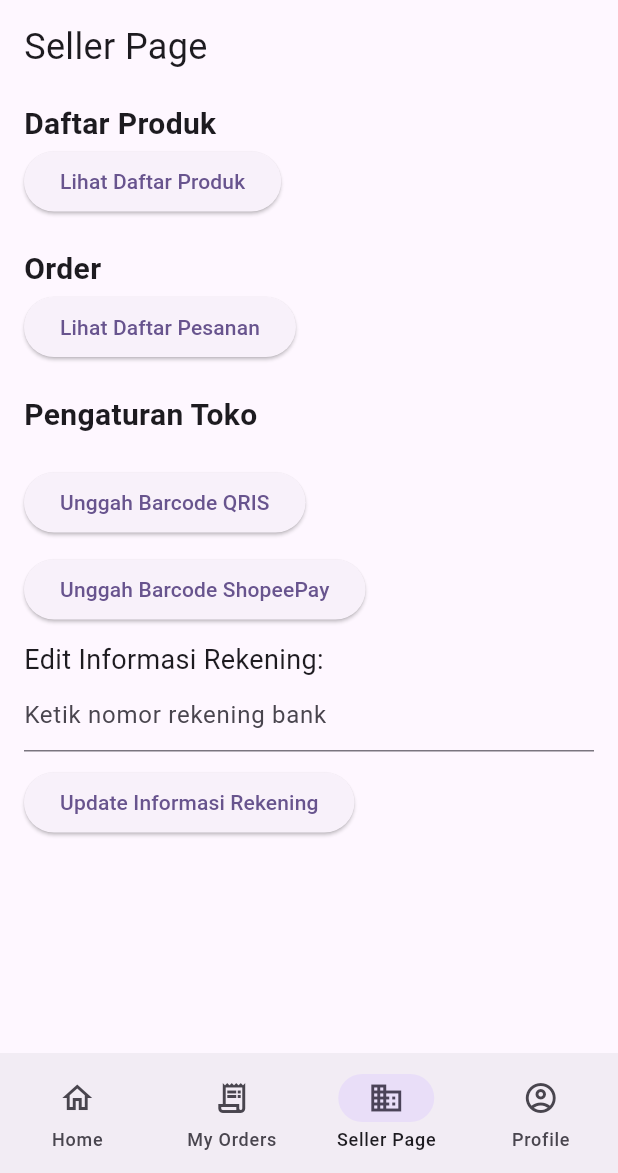
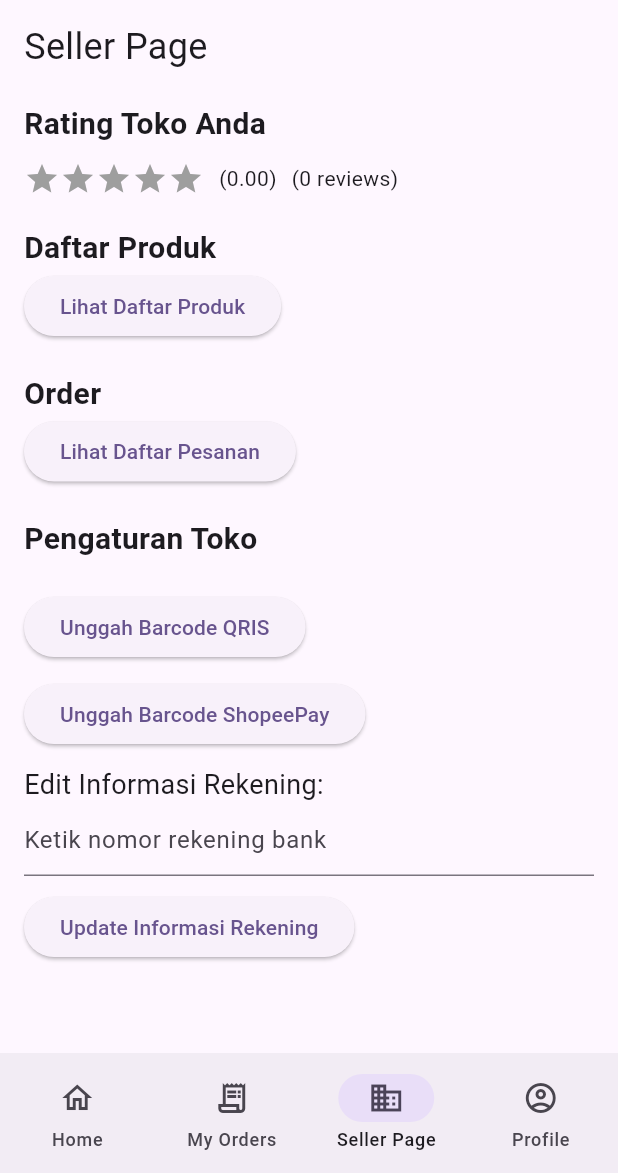
Before and after one commit to hanifnibras/bakul_payu, a Flutter app: the SellerPage screen opened directly, on a phone screen of 412 x 824 dp, the part 63-1236 px from its top. Run offline on Flutter 3.47's test engine with Material 3 defaults, Android fonts, the light colour scheme and no system bars; our stand-ins replace cloud_firestore, firebase_auth, firebase_core, firebase_storage, image_picker; accounts and stored records are empty; network calls fail.

```diff
--- a/lib/create_account.dart
+++ b/lib/create_account.dart
@@ -69,7 +69,8 @@ class _RegisterPageState extends State<RegisterPage> {
         'shopeeLink': '',
         'rekening': '',
         'rating': 0,
-        'reviewCount': 0
+        'reviewCount': 0,
+        'storeSuspension': 'clear'
       });
       showDialog(
         context: context,
--- a/lib/seller_page.dart
+++ b/lib/seller_page.dart
@@ -238,6 +238,62 @@ class _SellerPageState extends State<SellerPage> {
             const SizedBox(
               height: 20,
             ),
+            StreamBuilder(
+              stream: FirebaseFirestore.instance
+                  .collection('users')
+                  .doc(uid)
+                  .snapshots(),
+              builder: (BuildContext context,
+                  AsyncSnapshot<DocumentSnapshot<Map<String, dynamic>>>
+                      sellerSnapshot) {
+                if (!sellerSnapshot.hasData || !sellerSnapshot.data!.exists) {
+                  return const Center(
+                    child: Text('Rating information not available'),
+                  );
+                }
+                final Map<String, dynamic> sellerData =
+                    sellerSnapshot.data!.data()!;
+                int rating = sellerData['rating'] ?? 0;
+                int reviewCount = sellerData['reviewCount'] ?? 0;
+                double storeRating = reviewCount > 0 ? rating / reviewCount : 0;
+                return Column(
+                  crossAxisAlignment: CrossAxisAlignment.start,
+                  children: [
+                    const Text(
+                      "Rating Toko Anda",
+                      style:
+                          TextStyle(fontSize: 20, fontWeight: FontWeight.bold),
+                    ),
+                    const SizedBox(height: 10),
+                    Row(
+                      mainAxisAlignment: MainAxisAlignment.start,
+                      children: [
+                        Row(
+                          children: List.generate(
+                            5,
+                            (index) => Icon(
+                              Icons.star,
+                              color: index < storeRating
+                                  ? Colors.yellow
+                                  : Colors.grey,
+                            ),
+                          ),
+                        ),
+                        const SizedBox(
+                          width: 10,
+                        ),
+                        Text('(${storeRating.toStringAsFixed(2)})'),
+                        const SizedBox(
+                          width: 10,
+                        ),
+                        Text('($reviewCount reviews)'),
+                      ],
+                    )
+                  ],
+                );
+              },
+            ),
+            const SizedBox(height: 20),
             const Text(
               "Daftar Produk",
               style: TextStyle(fontSize: 20, fontWeight: FontWeight.bold),
```
Also changed, not shown: lib/create_report.dart (added, +228 -0 lines), lib/store_page.dart (+66 -1 lines).
